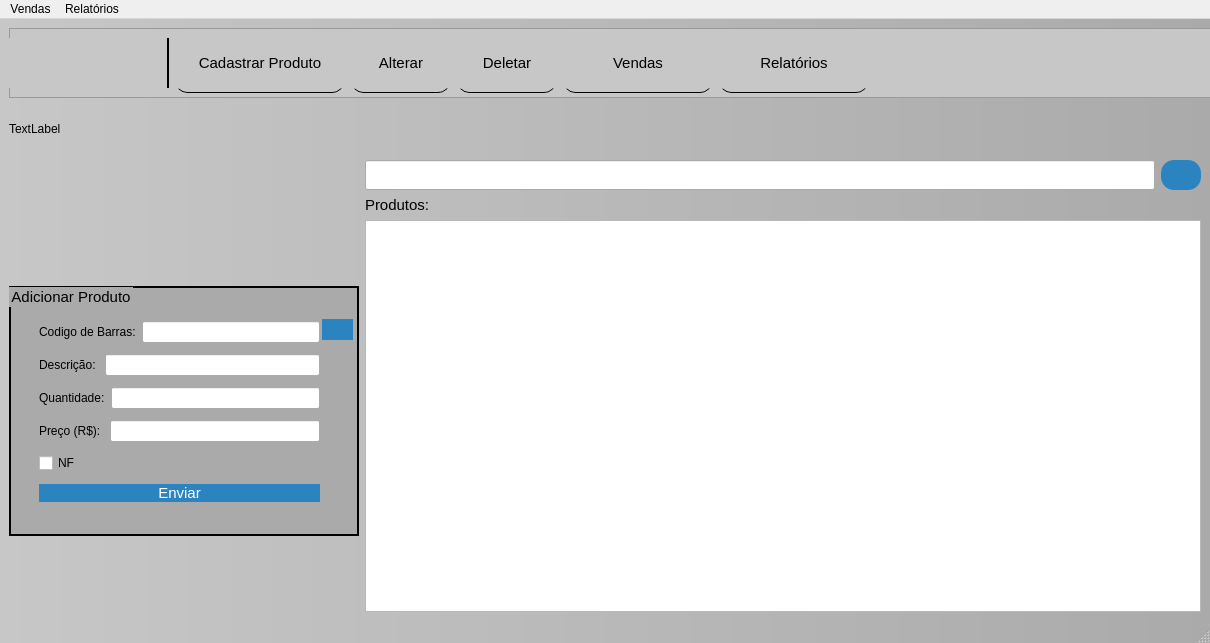
The window that mainwindow.ui (GabR36/QEstoqueLoja) describes before a commit, drawn with Qt 5.
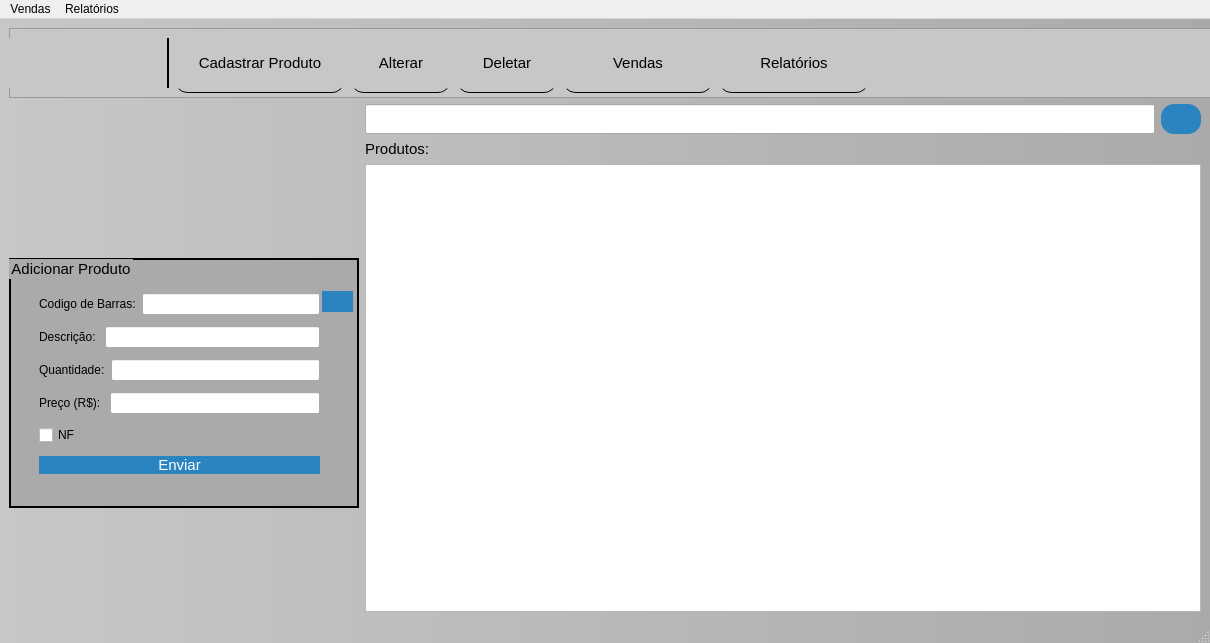
The same window after the commit. Icons and pictures are not drawn.

Commit message: imprimindo 1 etiqueta com nome e preço e codbarra ( falta testar tamanho

```diff
--- a/mainwindow.ui
+++ b/mainwindow.ui
@@ -78,6 +78,147 @@
   </property>
   <widget class="QWidget" name="centralwidget">
    <layout class="QGridLayout" name="gridLayout">
+    <item row="2" column="0">
+     <widget class="QGroupBox" name="groupBox">
+      <property name="sizePolicy">
+       <sizepolicy hsizetype="Fixed" vsizetype="Fixed">
+        <horstretch>0</horstretch>
+        <verstretch>0</verstretch>
+       </sizepolicy>
+      </property>
+      <property name="minimumSize">
+       <size>
+        <width>350</width>
+        <height>250</height>
+       </size>
+      </property>
+      <property name="maximumSize">
+       <size>
+        <width>350</width>
+        <height>200</height>
+       </size>
+      </property>
+      <property name="styleSheet">
+       <string notr="true">#groupBox{
+border: 2px solid black;
+}</string>
+      </property>
+      <property name="title">
+       <string>Adicionar Produto</string>
+      </property>
+      <widget class="QWidget" name="layoutWidget">
+       <property name="geometry">
+        <rect>
+         <x>30</x>
+         <y>30</y>
+         <width>281</width>
+         <height>191</height>
+        </rect>
+       </property>
+       <layout class="QVBoxLayout" name="verticalLayout">
+        <property name="sizeConstraint">
+         <enum>QLayout::SetDefaultConstraint</enum>
+        </property>
+        <item>
+         <layout class="QHBoxLayout" name="horizontalLayout_4">
+          <item>
+           <widget class="QLabel" name="label_3">
+            <property name="text">
+             <string>Codigo de Barras:</string>
+            </property>
+           </widget>
+          </item>
+          <item>
+           <widget class="QLineEdit" name="Ledit_Barras"/>
+          </item>
+         </layout>
+        </item>
+        <item>
+         <layout class="QHBoxLayout" name="horizontalLayout_2">
+          <item>
+           <widget class="QLabel" name="label_2">
+            <property name="text">
+             <string>Descrição: </string>
+            </property>
+           </widget>
+          </item>
+          <item>
+           <widget class="QLineEdit" name="Ledit_Desc"/>
+          </item>
+         </layout>
+        </item>
+        <item>
+         <layout class="QHBoxLayout" name="horizontalLayout">
+          <item>
+           <widget class="QLabel" name="Lbl_Quantidade">
+            <property name="text">
+             <string>Quantidade:</string>
+            </property>
+           </widget>
+          </item>
+          <item>
+           <widget class="QLineEdit" name="Ledit_Quantidade"/>
+          </item>
+         </layout>
+        </item>
+        <item>
+         <layout class="QHBoxLayout" name="horizontalLayout_3">
+          <item>
+           <widget class="QLabel" name="label_4">
+            <property name="text">
+             <string>Preço (R$): </string>
+            </property>
+           </widget>
+          </item>
+          <item>
+           <widget class="QLineEdit" name="Ledit_Preco"/>
+          </item>
+         </layout>
+        </item>
+        <item>
+         <widget class="QCheckBox" name="Check_Nf">
+          <property name="text">
+           <string>NF</string>
+          </property>
+          <property name="checked">
+           <bool>false</bool>
+          </property>
+         </widget>
+        </item>
+        <item>
+         <widget class="QPushButton" name="Btn_Enviar">
+          <property name="text">
+           <string>Enviar</string>
+          </property>
+         </widget>
+        </item>
+       </layout>
+      </widget>
+      <widget class="QPushButton" name="Btn_GerarCodBarras">
+       <property name="geometry">
+        <rect>
+         <x>313</x>
+         <y>33</y>
+         <width>31</width>
+         <height>21</height>
+        </rect>
+       </property>
+       <property name="toolTip">
+        <string extracomment="Gerar código de barra pessoal">Gerar código de barra pessoal</string>
+       </property>
+       <property name="accessibleDescription">
+        <string extracomment="Gerar código de barra pessoal"/>
+       </property>
+       <property name="text">
+        <string/>
+       </property>
+       <property name="icon">
+        <iconset resource="Imagens/recursosImg.qrc">
+         <normaloff>:/QEstoqueLOja/addblack.svg</normaloff>:/QEstoqueLOja/addblack.svg</iconset>
+       </property>
+      </widget>
+     </widget>
+    </item>
     <item row="0" column="0" colspan="2">
      <widget class="QFrame" name="frameHeaderBar">
       <property name="sizePolicy">
@@ -407,148 +548,7 @@
       </widget>
      </widget>
     </item>
-    <item row="3" column="0">
-     <widget class="QGroupBox" name="groupBox">
-      <property name="sizePolicy">
-       <sizepolicy hsizetype="Fixed" vsizetype="Fixed">
-        <horstretch>0</horstretch>
-        <verstretch>0</verstretch>
-       </sizepolicy>
-      </property>
-      <property name="minimumSize">
-       <size>
-        <width>350</width>
-        <height>250</height>
-       </size>
-      </property>
-      <property name="maximumSize">
-       <size>
-        <width>350</width>
-        <height>200</height>
-       </size>
-      </property>
-      <property name="styleSheet">
-       <string notr="true">#groupBox{
-border: 2px solid black;
-}</string>
-      </property>
-      <property name="title">
-       <string>Adicionar Produto</string>
-      </property>
-      <widget class="QWidget" name="layoutWidget">
-       <property name="geometry">
-        <rect>
-         <x>30</x>
-         <y>30</y>
-         <width>281</width>
-         <height>191</height>
-        </rect>
-       </property>
-       <layout class="QVBoxLayout" name="verticalLayout">
-        <property name="sizeConstraint">
-         <enum>QLayout::SetDefaultConstraint</enum>
-        </property>
-        <item>
-         <layout class="QHBoxLayout" name="horizontalLayout_4">
-          <item>
-           <widget class="QLabel" name="label_3">
-            <property name="text">
-             <string>Codigo de Barras:</string>
-            </property>
-           </widget>
-          </item>
-          <item>
-           <widget class="QLineEdit" name="Ledit_Barras"/>
-          </item>
-         </layout>
-        </item>
-        <item>
-         <layout class="QHBoxLayout" name="horizontalLayout_2">
-          <item>
-           <widget class="QLabel" name="label_2">
-            <property name="text">
-             <string>Descrição: </string>
-            </property>
-           </widget>
-          </item>
-          <item>
-           <widget class="QLineEdit" name="Ledit_Desc"/>
-          </item>
-         </layout>
-        </item>
-        <item>
-         <layout class="QHBoxLayout" name="horizontalLayout">
-          <item>
-           <widget class="QLabel" name="Lbl_Quantidade">
-            <property name="text">
-             <string>Quantidade:</string>
-            </property>
-           </widget>
-          </item>
-          <item>
-           <widget class="QLineEdit" name="Ledit_Quantidade"/>
-          </item>
-         </layout>
-        </item>
-        <item>
-         <layout class="QHBoxLayout" name="horizontalLayout_3">
-          <item>
-           <widget class="QLabel" name="label_4">
-            <property name="text">
-             <string>Preço (R$): </string>
-            </property>
-           </widget>
-          </item>
-          <item>
-           <widget class="QLineEdit" name="Ledit_Preco"/>
-          </item>
-         </layout>
-        </item>
-        <item>
-         <widget class="QCheckBox" name="Check_Nf">
-          <property name="text">
-           <string>NF</string>
-          </property>
-          <property name="checked">
-           <bool>false</bool>
-          </property>
-         </widget>
-        </item>
-        <item>
-         <widget class="QPushButton" name="Btn_Enviar">
-          <property name="text">
-           <string>Enviar</string>
-          </property>
-         </widget>
-        </item>
-       </layout>
-      </widget>
-      <widget class="QPushButton" name="Btn_GerarCodBarras">
-       <property name="geometry">
-        <rect>
-         <x>313</x>
-         <y>33</y>
-         <width>31</width>
-         <height>21</height>
-        </rect>
-       </property>
-       <property name="toolTip">
-        <string extracomment="Gerar código de barra pessoal">Gerar código de barra pessoal</string>
-       </property>
-       <property name="accessibleDescription">
-        <string extracomment="Gerar código de barra pessoal"/>
-       </property>
-       <property name="text">
-        <string/>
-       </property>
-       <property name="icon">
-        <iconset resource="Imagens/recursosImg.qrc">
-         <normaloff>:/QEstoqueLOja/addblack.svg</normaloff>:/QEstoqueLOja/addblack.svg</iconset>
-       </property>
-      </widget>
-     </widget>
-    </item>
-    <item row="3" column="1">
+    <item row="2" column="1">
      <layout class="QVBoxLayout" name="verticalLayout_2">
       <item>
        <layout class="QHBoxLayout" name="horizontalLayout_6">
@@ -660,31 +660,6 @@
       </item>
      </layout>
     </item>
-    <item row="2" column="0">
-     <widget class="QLabel" name="labelTeste">
-      <property name="sizePolicy">
-       <sizepolicy hsizetype="Preferred" vsizetype="Preferred">
-        <horstretch>0</horstretch>
-        <verstretch>0</verstretch>
-       </sizepolicy>
-      </property>
-      <property name="minimumSize">
-       <size>
-        <width>60</width>
-        <height>50</height>
-       </size>
-      </property>
-      <property name="sizeIncrement">
-       <size>
-        <width>60</width>
-        <height>50</height>
-       </size>
-      </property>
-      <property name="text">
-       <string>TextLabel</string>
-      </property>
-     </widget>
-    </item>
    </layout>
   </widget>
   <widget class="QStatusBar" name="statusbar"/>
```
The commit also changes 2 other files.
